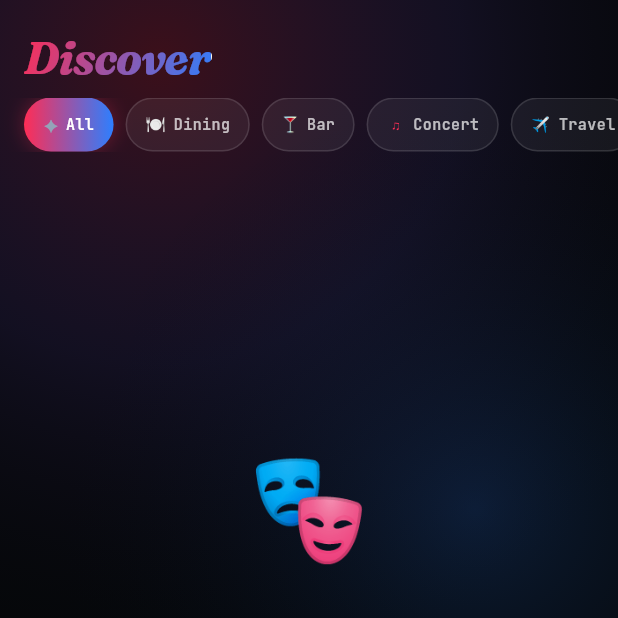
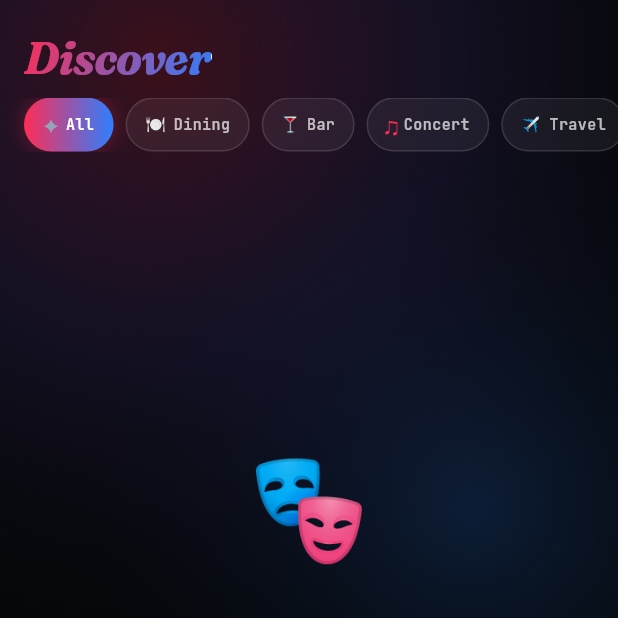
Before and after one commit to Masculinpapion/soulchoice, a Flutter app: the DiscoverScreen screen opened by its route, on a phone screen of 412 x 824 dp, the top half of it. Run offline on Flutter 3.47's test engine with Material 3 defaults, Android fonts, the light colour scheme and no system bars; our stand-ins replace cached_network_image, flutter_riverpod, go_router, image_picker, package_info_plus, permission_handler and 3 more; missing offline and left inert: crop_your_image; accounts and stored records are empty.

Commit message:
fix: ♫ chip ikonu Transform.scale(1.5) ile büyüt

```diff
--- a/lib/features/discover/screens/discover_screen.dart
+++ b/lib/features/discover/screens/discover_screen.dart
@@ -547,16 +547,14 @@ class _FilterChip extends StatelessWidget {
                 if (iconWidget != null)
                   iconWidget!
                 else if (emoji == '♫')
-                  SizedBox(
-                    width: 13,
-                    height: 13,
-                    child: FittedBox(
-                      fit: BoxFit.contain,
-                      child: Text(
-                        '♫',
-                        style: TextStyle(
-                          color: selected ? Colors.white : AuroraTheme.auroraRed,
-                        ),
+                  Transform.scale(
+                    scale: 1.5,
+                    child: Text(
+                      '♫',
+                      style: TextStyle(
+                        fontSize: 11,
+                        height: 1.0,
+                        color: selected ? Colors.white : AuroraTheme.auroraRed,
                       ),
                     ),
                   )
```
